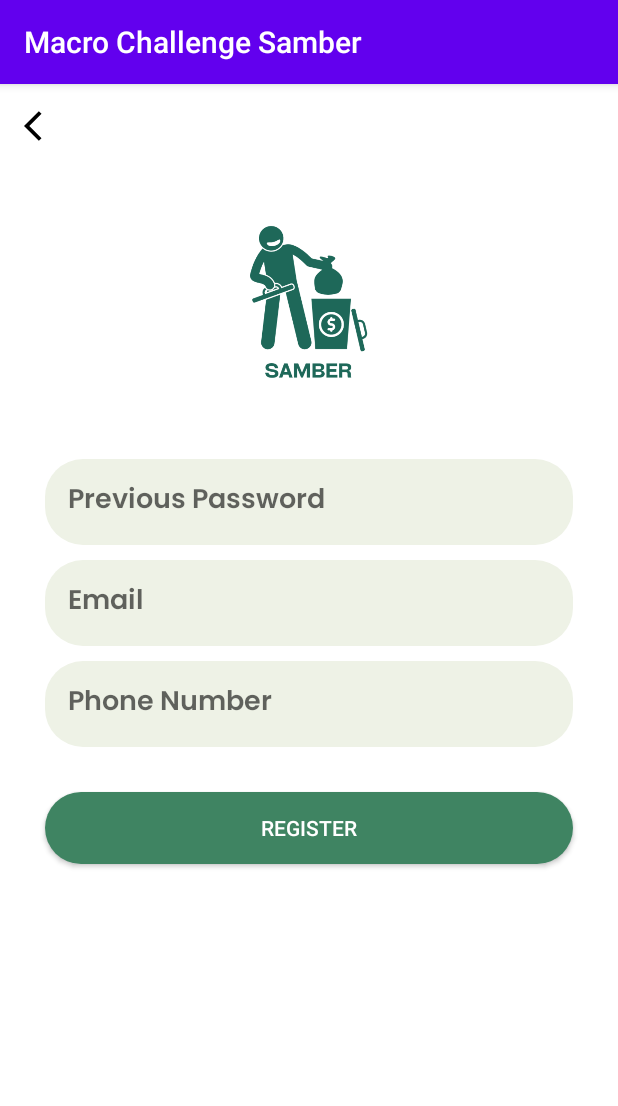
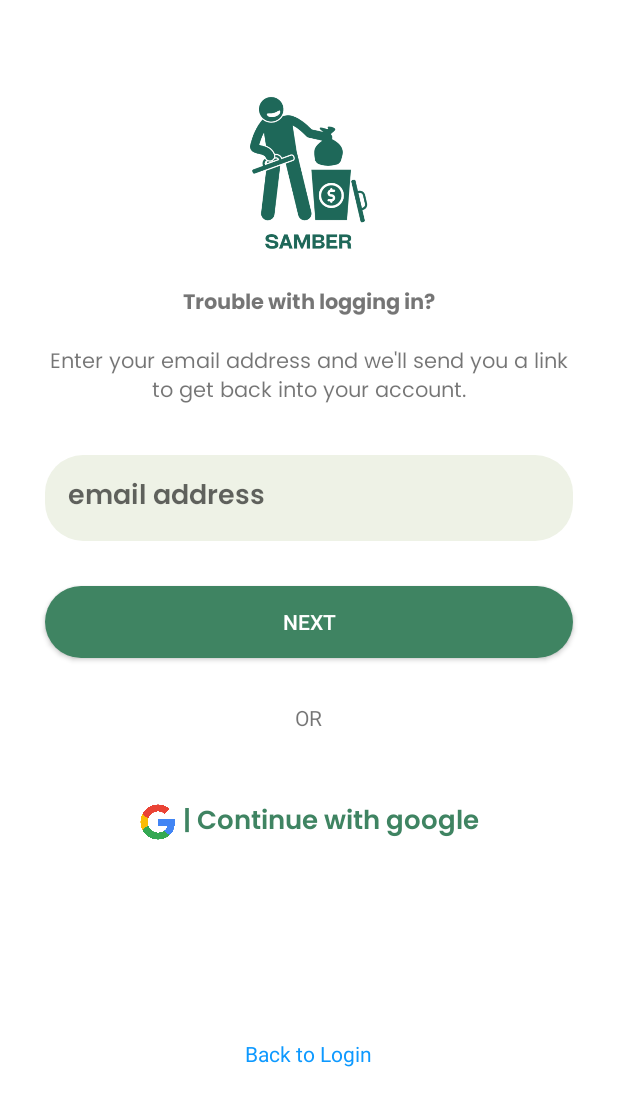
Before and after one commit to icha-sinaga/SAMBER, an Android app: the ForgotPassword screen opened directly, with no data from a screen before it, on a phone screen of 412 x 824 dp. Shown: the top 1106 px of the screen. Run offline under Robolectric (Android 15) with nearby library versions, the phone set to English and light mode, and no system bars.

Commit message:
Final Commit

```diff
--- a/app/src/main/java/com/fillah/macrochallengesamber/ForgotPassword.kt
+++ b/app/src/main/java/com/fillah/macrochallengesamber/ForgotPassword.kt
@@ -1,11 +1,22 @@
 package com.fillah.macrochallengesamber
 
+import android.content.Intent
 import androidx.appcompat.app.AppCompatActivity
 import android.os.Bundle
+import kotlinx.android.synthetic.main.activity_forgot_password.*
+import kotlinx.android.synthetic.main.activity_init.*
 
 class ForgotPassword : AppCompatActivity() {
     override fun onCreate(savedInstanceState: Bundle?) {
         super.onCreate(savedInstanceState)
         setContentView(R.layout.activity_forgot_password)
+        supportActionBar?.hide()
+
+        backButtonListener()
+    }
+    private fun backButtonListener() {
+        backbutton1.setOnClickListener {
+            startActivity(Intent(this, LoginActivity::class.java))
+        }
     }
 }
--- a/app/src/main/java/com/fillah/macrochallengesamber/LoginActivity.kt
+++ b/app/src/main/java/com/fillah/macrochallengesamber/LoginActivity.kt
@@ -13,6 +13,7 @@ class LoginActivity : AppCompatActivity() {
 
         backButtonListener()
         registerButtonListener()
+        forgotPassListener()
     }
     private fun backButtonListener() {
         back1.setOnClickListener {
@@ -24,4 +25,9 @@ class LoginActivity : AppCompatActivity() {
             startActivity(Intent(this, RegisterActivity::class.java))
         }
     }
+    private fun forgotPassListener() {
+        forgot.setOnClickListener {
+            startActivity(Intent(this, ForgotPassword::class.java))
+        }
+    }
 }
--- a/app/src/main/res/layout/activity_forgot_password.xml
+++ b/app/src/main/res/layout/activity_forgot_password.xml
@@ -12,61 +12,55 @@
         android:layout_width="150dp"
         android:layout_height="150dp"
         android:src="@drawable/putih"
-        android:layout_marginTop="70dp"
+        android:layout_marginTop="40dp"
         android:layout_centerHorizontal="true"
         android:id="@+id/img_5"
         />
 
-    <ImageView
-        android:layout_width="wrap_content"
+
+    <TextView
+        android:layout_width="match_parent"
         android:layout_height="wrap_content"
-        android:src="@drawable/ic_back"
-        android:layout_marginTop="16dp"
-        android:layout_marginLeft="16dp"/>
+        android:text="Trouble with logging in?"
+        android:layout_below="@id/img_5"
+        android:layout_centerHorizontal="true"
+        android:gravity="center"
+        android:id="@+id/txt12"
+        android:fontFamily="@font/poppinsbold"
+        android:layout_marginBottom="15sp"
+        />
+
+    <TextView
+        android:layout_width="match_parent"
+        android:layout_height="wrap_content"
+        android:text="Enter your email address and we'll send you a link to get back into your account."
+        android:layout_below="@id/txt12"
+        android:layout_centerHorizontal="true"
+        android:gravity="center"
+        android:layout_marginLeft="30dp"
+        android:layout_marginRight="30dp"
+        android:id="@+id/text13"
+        android:fontFamily="@font/poppinsregular"
+        />
 
 
     <LinearLayout
         android:layout_width="match_parent"
         android:layout_height="wrap_content"
         android:orientation="vertical"
-        android:layout_below="@id/img_5"
+        android:layout_below="@id/text13"
         android:padding="30dp"
         android:id="@+id/linear">
         <EditText
             android:layout_width="match_parent"
             android:layout_height="57dp"
-            android:hint="Previous Password"
+            android:hint="email address"
             android:background="@drawable/button_shape"
             android:backgroundTint="@color/sick_grey"
             android:paddingLeft="15dp"
             android:id="@+id/fullname"
             android:fontFamily="@font/poppinssemibold"
             />
-
-        <EditText
-            android:layout_width="match_parent"
-            android:layout_height="57dp"
-            android:hint="Email"
-            android:background="@drawable/button_shape"
-            android:backgroundTint="@color/sick_grey"
-            android:paddingLeft="15dp"
-            android:layout_marginTop="10dp"
-            android:id="@+id/email"
-            android:fontFamily="@font/poppinssemibold"
-            />
-
-        <EditText
-            android:layout_width="match_parent"
-            android:layout_height="57dp"
-            android:hint="Phone Number"
-            android:background="@drawable/button_shape"
-            android:backgroundTint="@color/sick_grey"
-            android:paddingLeft="15dp"
-            android:layout_marginTop="10dp"
-            android:id="@+id/phone"
-            android:fontFamily="@font/poppinssemibold"
-            />
-
 
     </LinearLayout>
 
@@ -76,11 +70,57 @@
         android:layout_marginLeft="30dp"
         android:layout_marginRight="30dp"
         android:layout_centerHorizontal="true"
-        android:text="Register"
+        android:text="Next"
         android:background="@drawable/button_shape"
         android:textColor="@color/white"
         android:layout_below="@id/linear"
-        android:id="@+id/reg_1"
+        android:id="@+id/next1"
         />
 
+    <TextView
+        android:layout_width="wrap_content"
+        android:layout_height="wrap_content"
+        android:text="OR"
+        android:layout_below="@id/next1"
+        android:layout_centerHorizontal="true"
+        android:padding="30dp"
+        android:id="@+id/or2"/>
+
+    <LinearLayout
+        android:layout_width="match_parent"
+        android:layout_height="wrap_content"
+        android:orientation="horizontal"
+        android:layout_below="@id/or2"
+        android:gravity="center"
+        android:layout_marginTop="15dp"
+        android:id="@+id/goo2">
+
+        <ImageView
+            android:layout_width="25dp"
+            android:layout_height="25dp"
+            android:src="@drawable/google"
+            android:layout_centerHorizontal="true"
+            android:id="@+id/img_g"
+            />
+        <TextView
+            android:layout_width="wrap_content"
+            android:layout_height="wrap_content"
+            android:text=" | Continue with google"
+            android:fontFamily="@font/poppinssemibold"
+            android:textColor="@color/green"
+            android:textSize="17sp"
+            />
+    </LinearLayout>
+
+    <TextView
+        android:layout_width="wrap_content"
+        android:layout_height="wrap_content"
+        android:layout_below="@id/goo2"
+        android:layout_marginTop="129dp"
+        android:text="Back to Login"
+        android:layout_centerHorizontal="true"
+        android:textColor="@color/blue"
+        android:id="@+id/backbutton1"/>
+
+
 </RelativeLayout>
```
